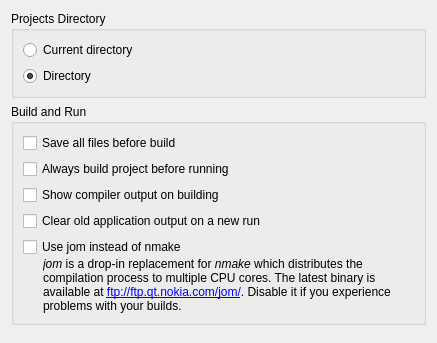
This is src/plugins/projectexplorer/projectexplorersettingspage.ui in qt-creator/qt-creator as Qt 5 draws it before an edit. The edited form follows.
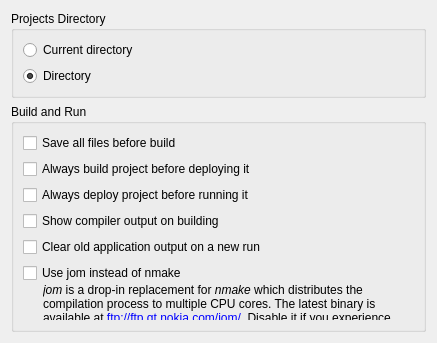
This is the edited form. Custom widgets are drawn as their Qt base class.

The edit to the form file:
```diff
--- a/src/plugins/projectexplorer/projectexplorersettingspage.ui
+++ b/src/plugins/projectexplorer/projectexplorersettingspage.ui
@@ -65,7 +65,14 @@
       <item>
        <widget class="QCheckBox" name="buildProjectBeforeRunCheckBox">
         <property name="text">
-         <string>Always build project before running</string>
+         <string>Always build project before deploying it</string>
+        </property>
+       </widget>
+      </item>
+      <item>
+       <widget class="QCheckBox" name="deployProjectBeforeRunCheckBox">
+        <property name="text">
+         <string>Always deploy project before running it</string>
         </property>
        </widget>
       </item>
```
Left out of the diff: 2 changed lines with no effect on the pictures.
